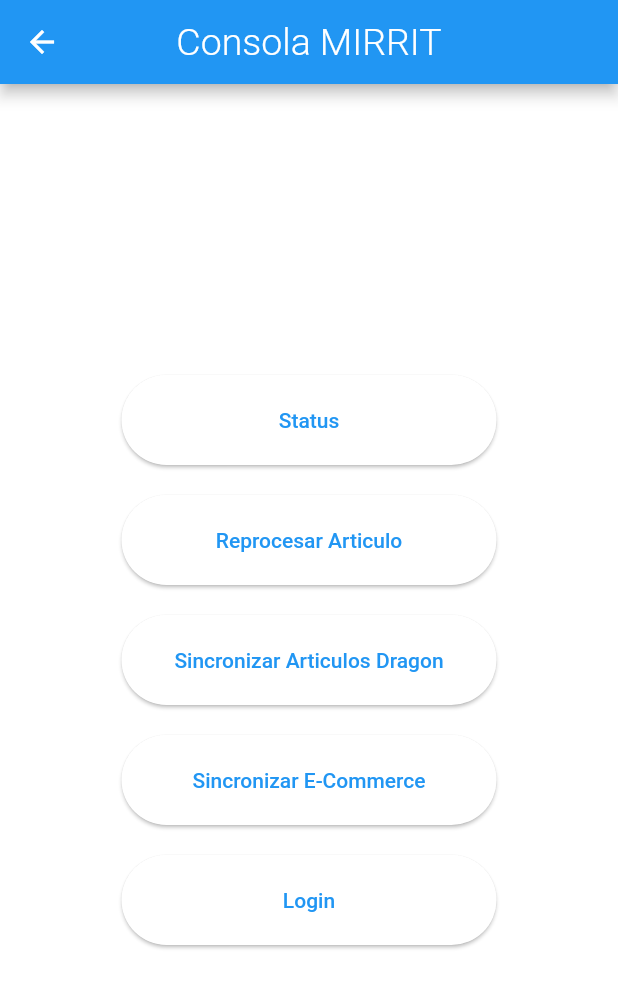
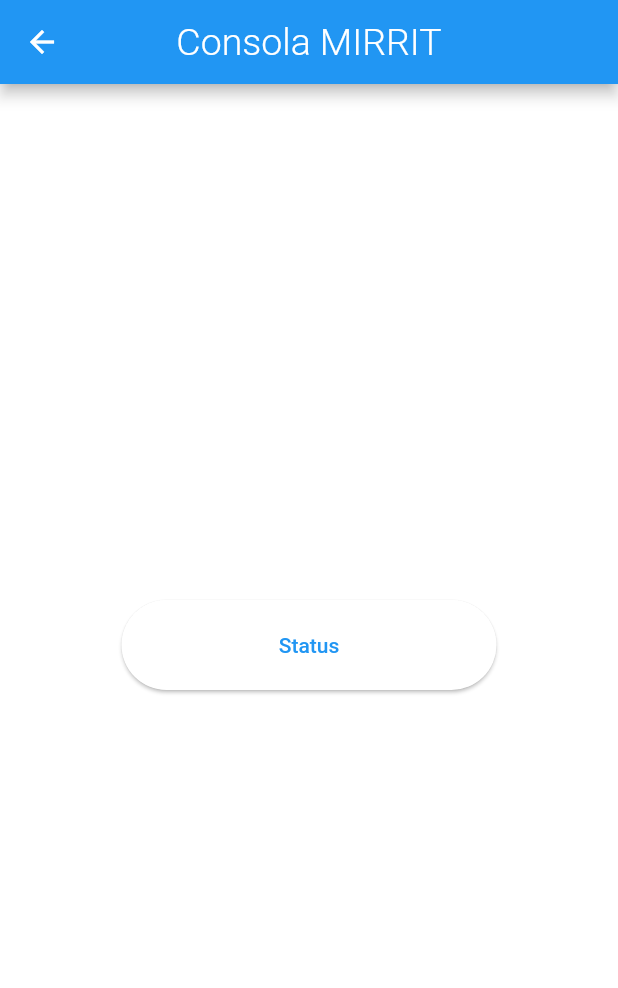
Before and after one commit to vicente32/ConsolaMirrit, a Flutter app: the MenuPrincipalPage screen opened by its route, on a phone screen of 412 x 824 dp. Shown: the top 988 px of the screen. Run offline on Flutter 3.47's test engine with Material 2 defaults, Android fonts, the phone set to English and light mode, and no system bars; our stand-ins replace rxdart, shared_preferences; accounts and stored records are empty; statements that could not run were skipped.

Commit message:
cambios para el login y el dragon provider

```diff
--- a/consola/lib/src/pages/general/menuppal_page.dart
+++ b/consola/lib/src/pages/general/menuppal_page.dart
@@ -42,13 +42,13 @@ class MenuPrincipalPage extends StatelessWidget {
               children: <Widget>[
                 _crearBotonEstadoSistema(context),
                 SizedBox(height: 20),
-                _crearBotonProcesarArt(context),
-                SizedBox(height: 20),
-                _crearBotonSincronizarDragon(context),
-                SizedBox(height: 20),
-                _crearBotonSincronizarEcommerce(context),
-                SizedBox(height: 20),
-                _crearBotonSettings(context),
+                // _crearBotonProcesarArt(context),
+                // SizedBox(height: 20),
+                // _crearBotonSincronizarDragon(context),
+                // SizedBox(height: 20),
+                // _crearBotonSincronizarEcommerce(context),
+                // SizedBox(height: 20),
+                // _crearBotonSettings(context),
               ]),
         ),
       ]),
--- a/consola/lib/src/pages/general/settings_page.dart
+++ b/consola/lib/src/pages/general/settings_page.dart
@@ -1,6 +1,5 @@
 import 'package:flutter/material.dart';
 import 'package:jmc_hh/src/pages/general/menuppal_page.dart';
-import 'package:jmc_hh/src/widgets/menu_widgets.dart';
 import '../../share_prefs/preferencia_usuario.dart';
 import '../../providers/login/login_provider.dart';
 
@@ -57,7 +56,7 @@ class _SettingsPageState extends State<SettingsPage> {
       child: ListView(
         padding: EdgeInsets.symmetric(horizontal: 10.0, vertical: 20.0),
         children: <Widget>[
-          _crearInputIp(),
+          // _crearInputIp(),
           SizedBox(height: 30),
           _crearInputUser(),
           SizedBox(height: 30),
--- a/consola/lib/src/providers/login/login_provider.dart
+++ b/consola/lib/src/providers/login/login_provider.dart
@@ -13,7 +13,7 @@ class LoginProvider {
         'Basic ' + base64Encode(utf8.encode('$username:$password'));
     print(basicAuth);
 
-    final response = await http.get('${prefs.ip}/api/system/login',
+    final response = await http.get('${prefs.process}/api/system/login',
         headers: <String, String>{'Authorization': basicAuth});
 
     final decodedData = json.decode(response.body);
```
Also changed, not shown: consola/lib/src/providers/estadoDr/dragon_provider.dart (+15 -12 lines), consola/lib/src/share_prefs/preferencia_usuario.dart (+12 -0 lines).
